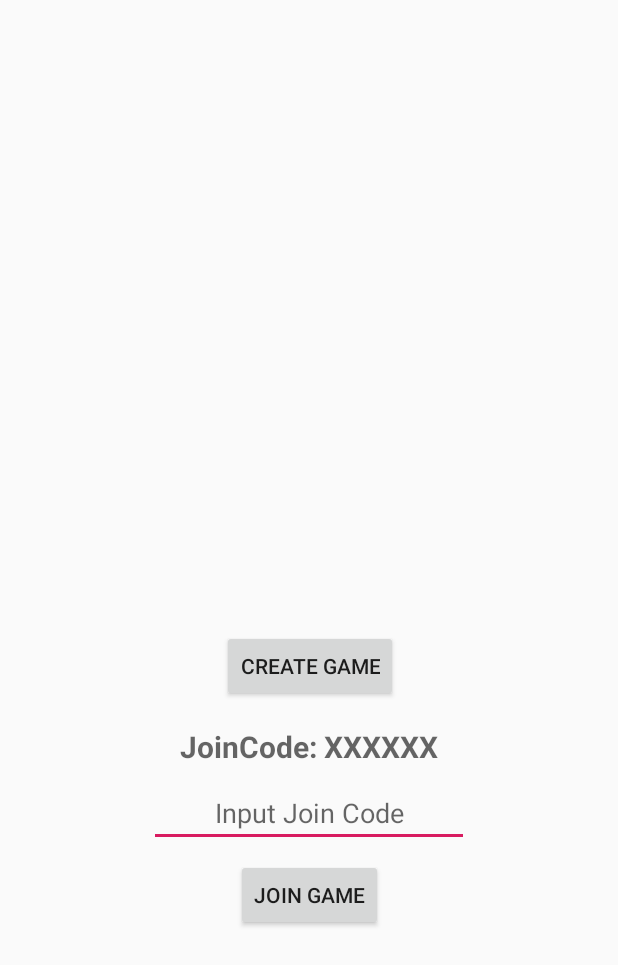
After one commit to etao36/Celer-Android-SDK, an Android app: the CreateOrJoinGroupActivity screen opened directly, with no data from a screen before it, on a phone screen of 412 x 824 dp. The commit adds this screen. Shown: the top 965 px of the screen. Run offline under Robolectric (Android 15) with nearby library versions, the phone set to English and light mode, and no system bars; network calls fail.

Commit message:
feature: add CreateOrJoinGroupActivity

```diff
--- a/multiplayergamesample/build.gradle
+++ b/multiplayergamesample/build.gradle
@@ -31,6 +31,7 @@ dependencies {
     implementation "org.jetbrains.kotlin:kotlin-stdlib-jdk7:$kotlin_version"
     implementation 'com.android.support:appcompat-v7:28.0.0'
     implementation 'com.android.support.constraint:constraint-layout:1.1.3'
+    implementation 'com.android.support:design:28.0.0'
     testImplementation 'junit:junit:4.12'
     androidTestImplementation 'com.android.support.test:runner:1.0.2'
     androidTestImplementation 'com.android.support.test.espresso:espresso-core:3.0.2'
--- /dev/null
+++ b/multiplayergamesample/src/main/java/com/example/whoclicksfaster/CreateOrJoinGroupActivity.kt
@@ -0,0 +1,67 @@
+package com.example.whoclicksfaster
+
+import android.os.Bundle
+import android.os.Handler
+import android.support.v7.app.AppCompatActivity
+import android.view.View
+import android.widget.Toast
+import kotlinx.android.synthetic.main.activity_join_celer.*
+import kotlinx.android.synthetic.main.activity_main.*
+
+class CreateOrJoinGroupActivity : AppCompatActivity() {
+
+    private val TAG = "CreateOrJoinGroup"
+
+    private var keyStoreString = ""
+    private var passwordStr = ""
+    private var joinAddr = ""
+
+    var handler: Handler = Handler()
+
+    override fun onCreate(savedInstanceState: Bundle?) {
+        super.onCreate(savedInstanceState)
+        setContentView(R.layout.activity_create_or_join_group)
+
+
+        keyStoreString = intent.getStringExtra("keyStoreString")
+        passwordStr = intent.getStringExtra("passwordStr")
+        joinAddr = intent.getStringExtra("joinAddr")
+    }
+
+
+    fun createGame(v: View) {
+
+        var result = GameGroupAPIHelper.createNewGroupClient(keyStoreString, passwordStr, this)
+
+        showTips("createNewGroupClient : $result")
+
+        if (GameGroupAPIHelper.gc == null || !result.contains("Success")) {
+            Toast.makeText(applicationContext, "GameGroupAPIHelper.createNewGroupClient failure. Try again later.", Toast.LENGTH_LONG).show()
+            GameGroupAPIHelper.createNewGroupClient(keyStoreString, passwordStr)
+        } else {
+            var result = GameGroupAPIHelper.createGame(joinAddr)
+
+            showTips("createGame : $result")
+        }
+
+
+    }
+
+
+    fun joinGame(v: View) {
+        var code = etJoinCode.text.toString().toLong()
+        var result = GameGroupAPIHelper.joinGame(joinAddr, code)
+
+        showTips("joinGame : $result")
+
+    }
+
+
+    private fun showTips(str: String) {
+
+        handler.post {
+            tips.append("\n" + str)
+        }
+
+    }
+}
--- a/multiplayergamesample/src/main/java/com/example/whoclicksfaster/JoinCelerActivity.kt
+++ b/multiplayergamesample/src/main/java/com/example/whoclicksfaster/JoinCelerActivity.kt
@@ -45,7 +45,7 @@ class JoinCelerActivity : AppCompatActivity() {
         Log.d(TAG, "keyStoreString" + keyStoreString)
         Log.d(TAG, "joinAddr: " + joinAddr)
 
-        showTips(keyStoreString)
+        showTips("createWallet Success : " + joinAddr)
 
     }
 
--- /dev/null
+++ b/multiplayergamesample/src/main/res/layout/activity_create_or_join_group.xml
@@ -0,0 +1,91 @@
+<?xml version="1.0" encoding="utf-8"?>
+<android.support.constraint.ConstraintLayout xmlns:android="http://schemas.android.com/apk/res/android"
+    xmlns:app="http://schemas.android.com/apk/res-auto"
+    android:layout_width="match_parent"
+    android:layout_height="match_parent"
+    app:layout_behavior="@string/appbar_scrolling_view_behavior"
+    >
+
+
+    <android.support.v4.widget.NestedScrollView
+        android:layout_width="0dp"
+        android:layout_height="0dp"
+        android:layout_marginStart="8dp"
+        android:layout_marginTop="8dp"
+        android:layout_marginEnd="8dp"
+        android:layout_marginBottom="16dp"
+        app:layout_constraintBottom_toTopOf="@+id/button7"
+        app:layout_constraintEnd_toEndOf="parent"
+        app:layout_constraintStart_toStartOf="parent"
+        app:layout_constraintTop_toTopOf="parent"
+        >
+
+        <TextView
+            android:id="@+id/tips"
+            android:layout_width="match_parent"
+            android:layout_height="match_parent"
+            />
+    </android.support.v4.widget.NestedScrollView>
+
+
+    <Button
+        android:id="@+id/button7"
+        android:layout_width="wrap_content"
+        android:layout_height="wrap_content"
+        android:layout_marginStart="8dp"
+        android:layout_marginTop="420dp"
+        android:layout_marginEnd="8dp"
+        android:onClick="createGame"
+        android:text="Create Game"
+        app:layout_constraintEnd_toEndOf="parent"
+        app:layout_constraintHorizontal_bias="0.502"
+        app:layout_constraintStart_toStartOf="parent"
+        app:layout_constraintTop_toTopOf="parent"
+        />
+
+    <TextView
+        android:id="@+id/tvCode"
+        android:layout_width="wrap_content"
+        android:layout_height="wrap_content"
+        android:layout_marginStart="8dp"
+        android:layout_marginTop="16dp"
+        android:layout_marginEnd="8dp"
+        android:hint="JoinCode: XXXXXX"
+        android:textColor="#000000"
+        android:textSize="20sp"
+        android:textStyle="bold"
+        app:layout_constraintEnd_toEndOf="parent"
+        app:layout_constraintStart_toStartOf="parent"
+        app:layout_constraintTop_toBottomOf="@+id/button7"
+        />
+
+    <EditText
+        android:id="@+id/etJoinCode"
+        android:layout_width="wrap_content"
+        android:layout_height="wrap_content"
+        android:layout_marginStart="8dp"
+        android:layout_marginTop="8dp"
+        android:layout_marginEnd="8dp"
+        android:ems="10"
+        android:gravity="center"
+        android:hint="Input Join Code"
+        android:inputType="number"
+        app:layout_constraintEnd_toEndOf="parent"
+        app:layout_constraintStart_toStartOf="parent"
+        app:layout_constraintTop_toBottomOf="@+id/tvCode"
+        />
+
+    <Button
+        android:id="@+id/button8"
+        android:layout_width="wrap_content"
+        android:layout_height="wrap_content"
+        android:layout_marginStart="8dp"
+        android:layout_marginTop="8dp"
+        android:layout_marginEnd="8dp"
+        android:onClick="joinGame"
+        android:text="Join Game"
+        app:layout_constraintEnd_toEndOf="parent"
+        app:layout_constraintStart_toStartOf="parent"
+        app:layout_constraintTop_toBottomOf="@+id/etJoinCode"
+        />
+</android.support.constraint.ConstraintLayout>
--- /dev/null
+++ b/multiplayergamesample/src/main/res/values/dimens.xml
@@ -0,0 +1,3 @@
+<resources>
+    <dimen name="fab_margin">16dp</dimen>
+</resources>
--- a/multiplayergamesample/src/main/res/values/strings.xml
+++ b/multiplayergamesample/src/main/res/values/strings.xml
@@ -9,6 +9,7 @@
         \"ResolverAddr\": \"1e92cd8c8af5ab6cf5a93824e7f24532fccab5d8\",
         \"DepositPoolAddr\": \"b9353a8413189e3c6c4fce8c48c9b4bd6e5be814\",
         \"HTLRegistryAddr\": \"869ef00c827f91ca115bfe25427b75d970b8d95d\"}</string>
+    <string name="title_activity_create_or_join_group">CreateOrJoinGroupActivity</string>
 
     <!--<string name="cprofile"> {-->
     <!--"ETHInstance": "ws://34.219.139.189:8546",-->
--- a/multiplayergamesample/src/main/res/values/styles.xml
+++ b/multiplayergamesample/src/main/res/values/styles.xml
@@ -8,4 +8,13 @@
         <item name="colorAccent">@color/colorAccent</item>
     </style>
 
+    <style name="AppTheme.NoActionBar">
+        <item name="windowActionBar">false</item>
+        <item name="windowNoTitle">true</item>
+    </style>
+
+    <style name="AppTheme.AppBarOverlay" parent="ThemeOverlay.AppCompat.Dark.ActionBar" />
+
+    <style name="AppTheme.PopupOverlay" parent="ThemeOverlay.AppCompat.Light" />
+
 </resources>
```
Also changed, not shown: multiplayergamesample/src/main/AndroidManifest.xml (+7 -3 lines), multiplayergamesample/src/main/java/com/example/whoclicksfaster/GameGroupAPIHelper.kt (+28 -7 lines), multiplayergamesample/src/main/res/layout/activity_join_celer.xml (+15 -8 lines).
